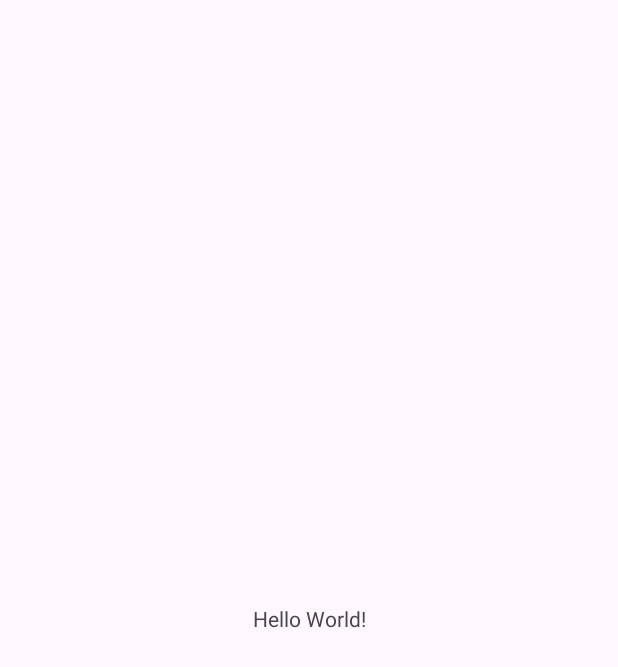
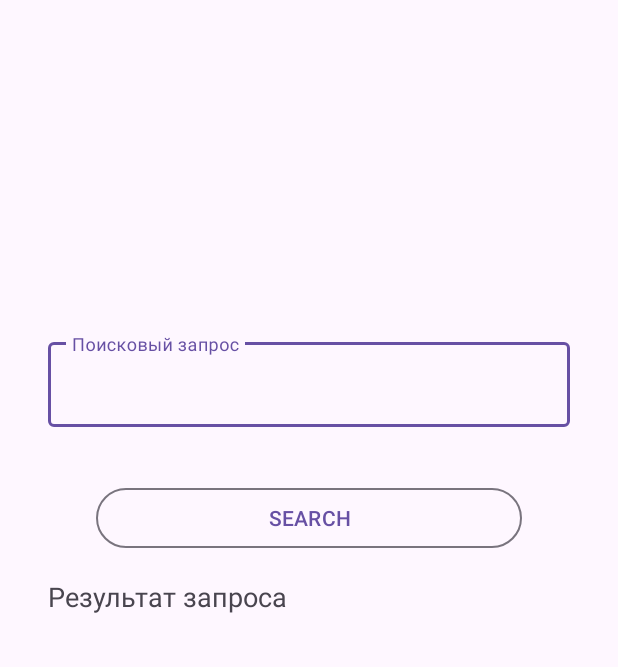
Before and after one commit to igor-rodin/android_dev_1_2022, an Android app: the screen it shows after launch (MainActivity), on a phone screen of 412 x 824 dp. Before the commit the part shown is almost empty. Shown: the top 667 px of the screen. Run offline under Robolectric (Android 15) with nearby library versions, the phone set to English and light mode, and no system bars.

Commit message:
Done activity_main layout

```diff
--- a/m12_mvvm/app/build.gradle.kts
+++ b/m12_mvvm/app/build.gradle.kts
@@ -33,6 +33,10 @@ android {
     kotlinOptions {
         jvmTarget = "1.8"
     }
+
+    buildFeatures {
+        viewBinding = true
+    }
 }
 
 dependencies {
@@ -42,6 +46,7 @@ dependencies {
     implementation(libs.material)
     implementation(libs.androidx.activity)
     implementation(libs.androidx.constraintlayout)
+    implementation(libs.androidx.lifecycle.viewmodel.ktx)
     testImplementation(libs.junit)
     androidTestImplementation(libs.androidx.junit)
     androidTestImplementation(libs.androidx.espresso.core)
--- a/m12_mvvm/app/src/main/res/layout/activity_main.xml
+++ b/m12_mvvm/app/src/main/res/layout/activity_main.xml
@@ -7,13 +7,72 @@
     android:layout_height="match_parent"
     tools:context=".MainActivity">
 
-    <TextView
+
+    <androidx.constraintlayout.widget.Guideline
+        android:id="@+id/start_content"
         android:layout_width="wrap_content"
         android:layout_height="wrap_content"
-        android:text="Hello World!"
+        android:orientation="vertical"
+        app:layout_constraintGuide_begin="32dp"/>
+
+    <androidx.constraintlayout.widget.Guideline
+        android:id="@+id/end_content"
+        android:layout_width="wrap_content"
+        android:layout_height="wrap_content"
+        android:orientation="vertical"
+        app:layout_constraintGuide_end="32dp"/>
+
+    <com.google.android.material.textfield.TextInputLayout
+        android:id="@+id/search_input_layout"
+        android:layout_width="0dp"
+        android:layout_height="wrap_content"
+        android:hint="@string/search_query"
+        app:errorEnabled="true"
+        app:counterMinLength="3"
+        app:endIconMode="clear_text"
+        app:layout_constraintStart_toStartOf="@id/start_content"
+        app:layout_constraintEnd_toEndOf="@id/end_content"
+        app:layout_constraintTop_toTopOf="parent"
         app:layout_constraintBottom_toBottomOf="parent"
-        app:layout_constraintEnd_toEndOf="parent"
-        app:layout_constraintStart_toStartOf="parent"
-        app:layout_constraintTop_toTopOf="parent" />
+        app:layout_constraintVertical_bias="0.3">
+        <com.google.android.material.textfield.TextInputEditText
+            android:id="@+id/search_edit_text"
+            android:layout_width="match_parent"
+            android:layout_height="wrap_content"/>
+    </com.google.android.material.textfield.TextInputLayout>
+
+    <com.google.android.material.button.MaterialButton
+        android:id="@+id/search_btn"
+        android:layout_width="0dp"
+        android:layout_height="wrap_content"
+        android:text="@string/search_btn_caption"
+        style="@style/Widget.Material3.Button.OutlinedButton"
+        android:textAllCaps="true"
+        android:layout_marginTop="16dp"
+        android:layout_marginHorizontal="32dp"
+        app:layout_constraintStart_toStartOf="@id/search_input_layout"
+        app:layout_constraintEnd_toEndOf="@id/search_input_layout"
+        app:layout_constraintTop_toBottomOf="@id/search_input_layout"/>
+
+    <TextView
+        android:id="@+id/search_result"
+        android:layout_width="0dp"
+        android:layout_height="wrap_content"
+        android:text="@string/search_result_text"
+        android:layout_marginTop="16dp"
+        android:textSize="18sp"
+        app:layout_constraintTop_toBottomOf="@id/search_btn"
+        app:layout_constraintEnd_toEndOf="@id/end_content"
+        app:layout_constraintStart_toStartOf="@id/start_content" />
+
+    <ProgressBar
+        android:layout_width="wrap_content"
+        android:layout_height="wrap_content"
+        app:layout_constraintStart_toStartOf="@id/start_content"
+        app:layout_constraintEnd_toEndOf="@id/end_content"
+        app:layout_constraintTop_toBottomOf="@id/search_result"
+        app:layout_constraintBottom_toBottomOf="parent"
+        android:visibility="gone"
+        tools:visibility="visible"/>
 
 </androidx.constraintlayout.widget.ConstraintLayout>
--- a/m12_mvvm/app/src/main/res/values/strings.xml
+++ b/m12_mvvm/app/src/main/res/values/strings.xml
@@ -1,3 +1,6 @@
 <resources>
     <string name="app_name">Mvvm</string>
+    <string name="search_result_text">Результат запроса</string>
+    <string name="search_query">Поисковый запрос</string>
+    <string name="search_btn_caption">Search</string>
 </resources>
--- a/m12_mvvm/gradle.properties
+++ b/m12_mvvm/gradle.properties
@@ -21,3 +21,4 @@ kotlin.code.style=official
 # resources declared in the library itself and none from the library's dependencies,
 # thereby reducing the size of the R class for that library
 android.nonTransitiveRClass=true
+org.gradle.caching=true
--- a/m12_mvvm/gradle/libs.versions.toml
+++ b/m12_mvvm/gradle/libs.versions.toml
@@ -1,17 +1,19 @@
 [versions]
 agp = "8.3.0"
-kotlin = "1.9.0"
+kotlin = "1.9.22"
 coreKtx = "1.12.0"
 junit = "4.13.2"
 junitVersion = "1.1.5"
 espressoCore = "3.5.1"
 appcompat = "1.6.1"
+lifecycleViewmodelKtx = "2.7.0"
 material = "1.11.0"
-activity = "1.8.0"
+activity = "1.8.2"
 constraintlayout = "2.1.4"
 
 [libraries]
 androidx-core-ktx = { group = "androidx.core", name = "core-ktx", version.ref = "coreKtx" }
+androidx-lifecycle-viewmodel-ktx = { module = "androidx.lifecycle:lifecycle-viewmodel-ktx", version.ref = "lifecycleViewmodelKtx" }
 junit = { group = "junit", name = "junit", version.ref = "junit" }
 androidx-junit = { group = "androidx.test.ext", name = "junit", version.ref = "junitVersion" }
 androidx-espresso-core = { group = "androidx.test.espresso", name = "espresso-core", version.ref = "espressoCore" }
```
